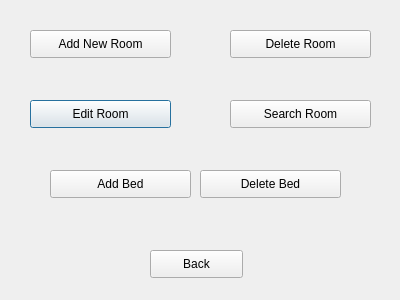
SPRYK/DatabaseProject, file Design/RoomController.ui: the form before one commit.
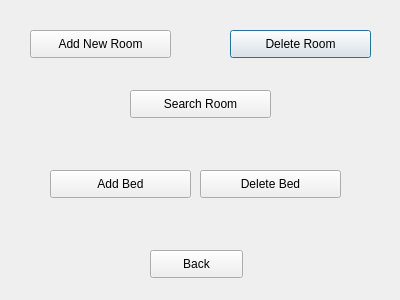
The form after the commit.

Patch:
```diff
--- a/Design/RoomController.ui
+++ b/Design/RoomController.ui
@@ -13,20 +13,7 @@
   <property name="windowTitle">
    <string>Dialog</string>
   </property>
-  <widget class="QPushButton" name="pushButton_2">
-   <property name="geometry">
-    <rect>
-     <x>30</x>
-     <y>100</y>
-     <width>141</width>
-     <height>28</height>
-    </rect>
-   </property>
-   <property name="text">
-    <string>Edit Room</string>
-   </property>
-  </widget>
-  <widget class="QPushButton" name="pushButton_3">
+  <widget class="QPushButton" name="deleteRoom">
    <property name="geometry">
     <rect>
      <x>230</x>
@@ -42,8 +29,8 @@
   <widget class="QPushButton" name="pushButton_4">
    <property name="geometry">
     <rect>
-     <x>230</x>
-     <y>100</y>
+     <x>130</x>
+     <y>90</y>
      <width>141</width>
      <height>28</height>
     </rect>
```
Left out of the diff: 10 changed lines with no effect on the pictures.
